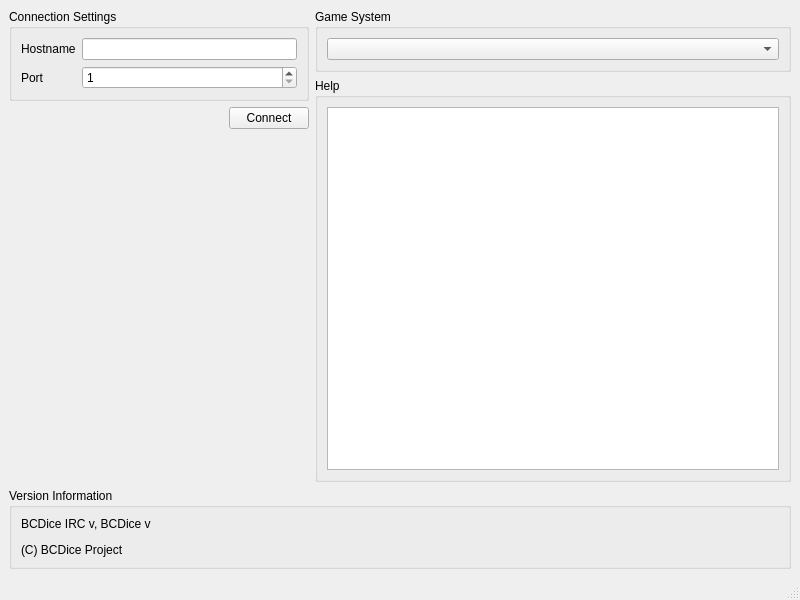
Before: the Qt Designer form bcdice-irc-qt/src/mainwindow.ui in ochaochaocha3/bcdice-qt, drawn with Qt 5.
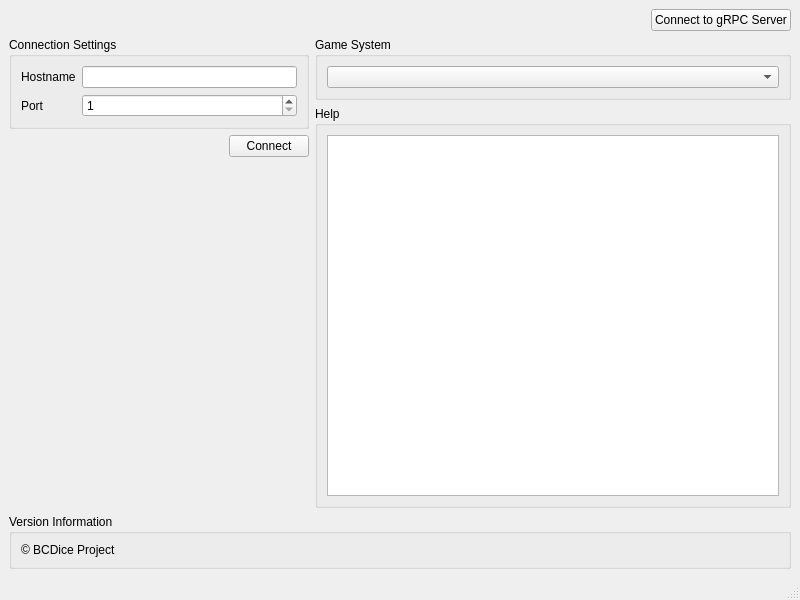
After: the same form once the commit is applied.

The edit to the form file:
```diff
--- a/bcdice-irc-qt/src/mainwindow.ui
+++ b/bcdice-irc-qt/src/mainwindow.ui
@@ -15,6 +15,36 @@
   </property>
   <widget class="QWidget" name="centralwidget">
    <layout class="QVBoxLayout" name="verticalLayout">
+    <item>
+     <layout class="QHBoxLayout" name="topHorizontalLayout">
+      <item>
+       <spacer name="horizontalSpacer">
+        <property name="orientation">
+         <enum>Qt::Horizontal</enum>
+        </property>
+        <property name="sizeHint" stdset="0">
+         <size>
+          <width>40</width>
+          <height>20</height>
+         </size>
+        </property>
+       </spacer>
+      </item>
+      <item>
+       <widget class="QPushButton" name="connectToGRPCServerPushButton">
+        <property name="sizePolicy">
+         <sizepolicy hsizetype="Maximum" vsizetype="Fixed">
+          <horstretch>0</horstretch>
+          <verstretch>0</verstretch>
+         </sizepolicy>
+        </property>
+        <property name="text">
+         <string>Connect to gRPC Server</string>
+        </property>
+       </widget>
+      </item>
+     </layout>
+    </item>
     <item>
      <layout class="QHBoxLayout" name="horizontalLayout">
       <item>
@@ -183,7 +213,7 @@
           </sizepolicy>
          </property>
          <property name="text">
-          <string notr="true">&lt;html&gt;&lt;head/&gt;&lt;body&gt;&lt;p&gt;BCDice IRC v, BCDice v&lt;/p&gt;&lt;p&gt;(C) BCDice Project&lt;/p&gt;&lt;/body&gt;&lt;/html&gt;</string>
+          <string notr="true">&lt;p&gt;&amp;copy; BCDice Project&lt;/p&gt;</string>
          </property>
          <property name="alignment">
           <set>Qt::AlignLeading|Qt::AlignLeft|Qt::AlignTop</set>
```
